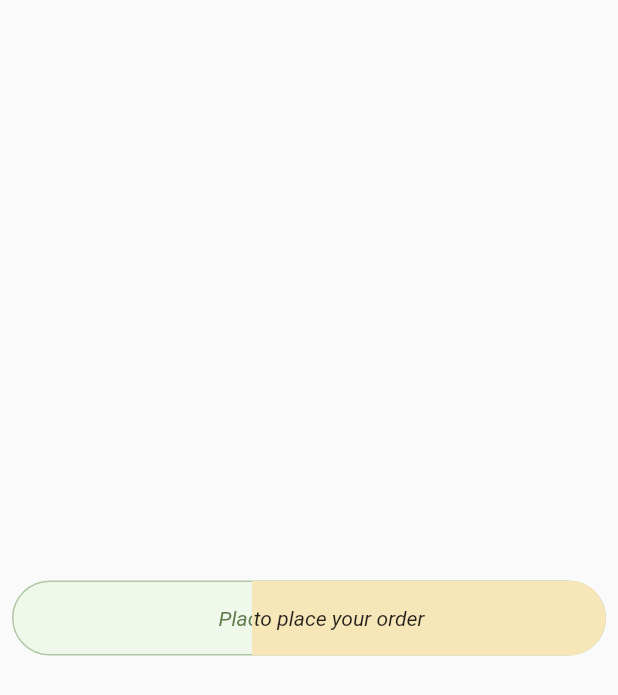
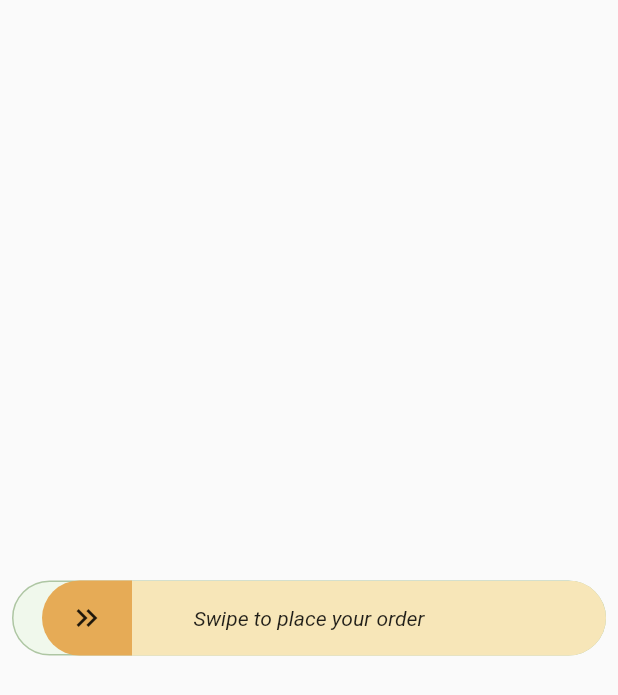
Before and after one commit to flutterwisedev/slide_action_widget, a Flutter app: the screen it shows after launch, on a phone screen of 412 x 824 dp. Shown: the top 695 px of the screen. Run offline on Flutter 3.47's test engine with Material 2 defaults, Android fonts, the light colour scheme and no system bars.

Commit message:
add thumb

```diff
--- a/lib/swipe_action_widget.dart
+++ b/lib/swipe_action_widget.dart
@@ -12,20 +12,52 @@
 }
 
 class _SwipeActionWidgetState extends State<SwipeActionWidget> {
-  double swipeOffset = 160;
+  double swipeOffset = 80;
 
   @override
   Widget build(BuildContext context) {
     final effectiveBorderRadius =
         widget.borderRadius ?? BorderRadius.circular(30);
-    return Stack(
+    return SizedBox(
+      height: 50,
+      child: Stack(
         children: [
           _Background(borderRadius: effectiveBorderRadius),
           ClipRect(
             clipper: _SwipeActionClipper(swipeOffset: swipeOffset),
             child: _Foreground(borderRadius: effectiveBorderRadius),
           ),
+          Positioned(
+            left: swipeOffset - _Thumb.width,
+            top: 0,
+            bottom: 0,
+            child: _Thumb(borderRadius: effectiveBorderRadius),
+          ),
         ],
+      ),
+    );
+  }
+}
+
+class _Thumb extends StatelessWidget {
+  const _Thumb({super.key, required this.borderRadius});
+
+  final BorderRadius borderRadius;
+
+  static const width = 60.0;
+
+  @override
+  Widget build(BuildContext context) {
+    return Container(
+      decoration: BoxDecoration(
+        borderRadius: BorderRadius.only(
+          topLeft: borderRadius.topLeft,
+          bottomLeft: borderRadius.bottomLeft,
+        ),
+        color: const Color.fromRGBO(230, 171, 86, 1),
+      ),
+      width: width,
+      child: const Icon(Icons.keyboard_double_arrow_right),
     );
   }
 }
@@ -54,7 +86,6 @@
   @override
   Widget build(BuildContext context) {
     return Container(
-      height: 50,
       decoration: BoxDecoration(
         borderRadius: borderRadius,
         color: const Color.fromRGBO(247, 230, 184, 1),
@@ -80,7 +111,6 @@
     const borderColor = Color.fromRGBO(174, 198, 163, 1);
     const textColor = Color.fromRGBO(96, 124, 76, 1);
     return Container(
-      height: 50,
       decoration: BoxDecoration(
         borderRadius: borderRadius,
         color: backgroundColor,
```
Lines whose indentation alone changed are shown as unchanged.
